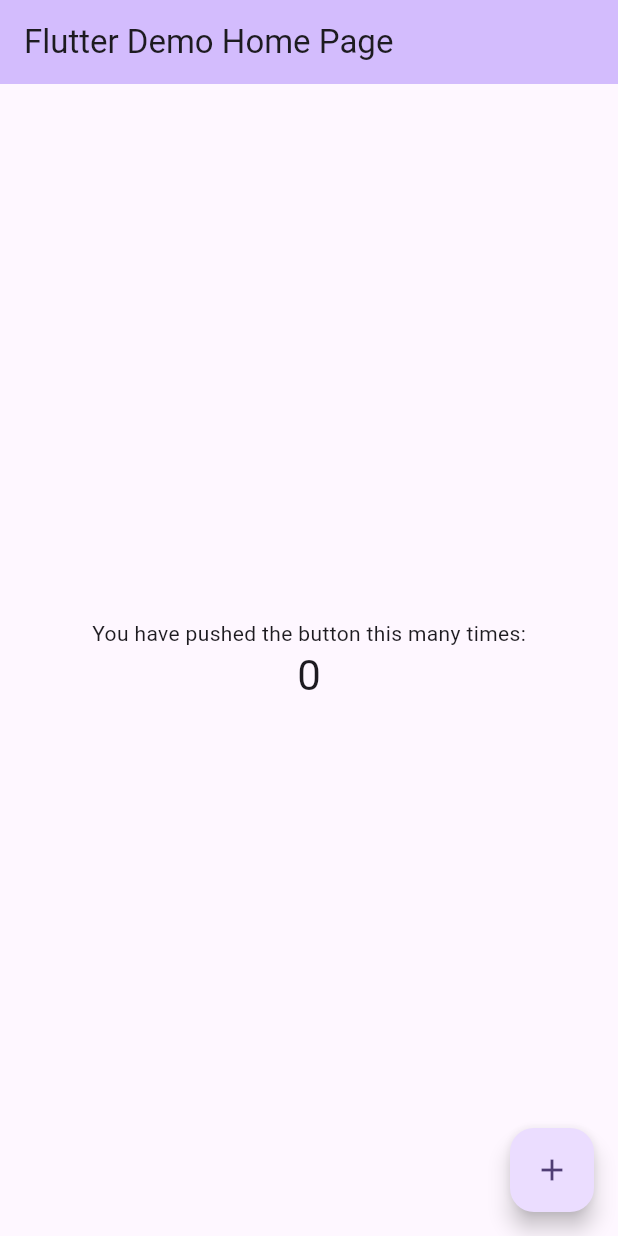
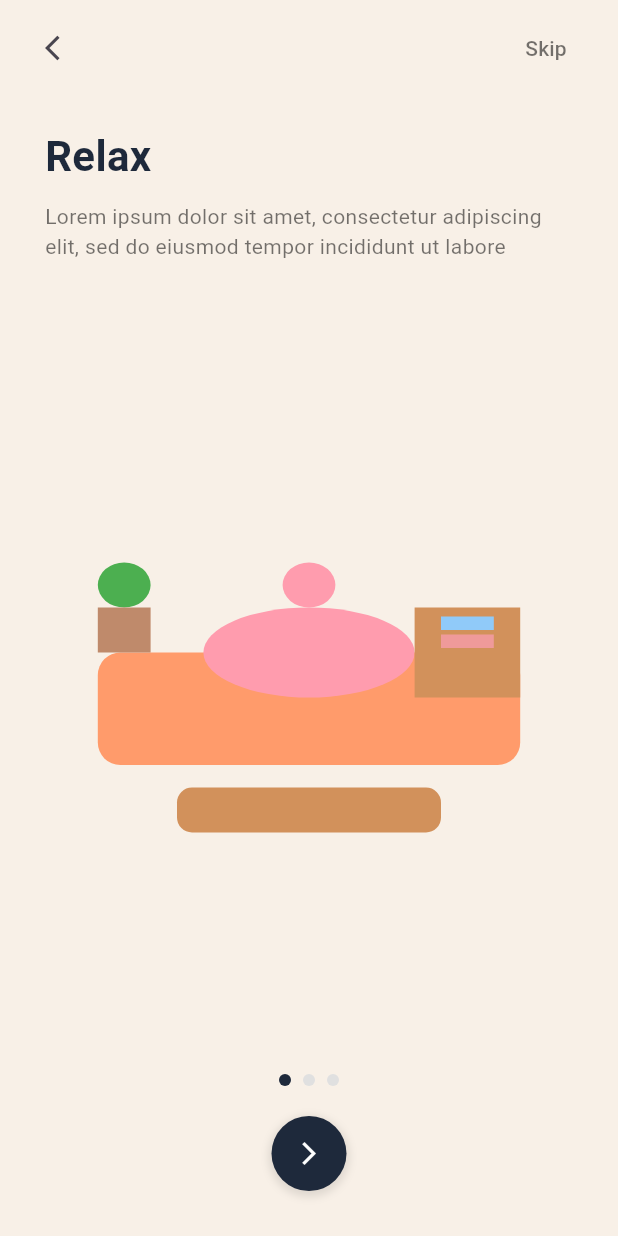
Before and after one commit to GodEyeTee/Majot, a Flutter app: the screen it shows after launch, on a phone screen of 412 x 824 dp. Run offline on Flutter 3.47's test engine with Material 3 defaults, Android fonts, the phone set to English and light mode, and no system bars.

Commit message:
main test update

```diff
--- a/src/lib/main.dart
+++ b/src/lib/main.dart
@@ -1,122 +1,242 @@
 import 'package:flutter/material.dart';
 
-void main() {
-  runApp(const MyApp());
+class RelaxPage extends StatefulWidget {
+  const RelaxPage({Key? key}) : super(key: key);
+
+  @override
+  State<RelaxPage> createState() => _RelaxPageState();
 }
 
-class MyApp extends StatelessWidget {
-  const MyApp({super.key});
+class _RelaxPageState extends State<RelaxPage> {
+  final int _totalPages = 3;
+  int _currentPage = 0;
 
-  // This widget is the root of your application.
   @override
   Widget build(BuildContext context) {
-    return MaterialApp(
-      title: 'Flutter Demo',
-      theme: ThemeData(
-        // This is the theme of your application.
-        //
-        // TRY THIS: Try running your application with "flutter run". You'll see
-        // the application has a purple toolbar. Then, without quitting the app,
-        // try changing the seedColor in the colorScheme below to Colors.green
-        // and then invoke "hot reload" (save your changes or press the "hot
-        // reload" button in a Flutter-supported IDE, or press "r" if you used
-        // the command line to start the app).
-        //
-        // Notice that the counter didn't reset back to zero; the application
-        // state is not lost during the reload. To reset the state, use hot
-        // restart instead.
-        //
-        // This works for code too, not just values: Most code changes can be
-        // tested with just a hot reload.
-        colorScheme: ColorScheme.fromSeed(seedColor: Colors.deepPurple),
+    return Scaffold(
+      backgroundColor: const Color(0xFFF8F0E7), // Cream background color
+      body: SafeArea(
+        child: Column(
+          children: [
+            // Back and Skip buttons
+            Padding(
+              padding:
+                  const EdgeInsets.symmetric(horizontal: 16.0, vertical: 8.0),
+              child: Row(
+                mainAxisAlignment: MainAxisAlignment.spaceBetween,
+                children: [
+                  IconButton(
+                    icon: const Icon(Icons.arrow_back_ios, size: 20),
+                    onPressed: () {
+                      // Handle back button press
+                      Navigator.of(context).pop();
+                    },
+                  ),
+                  TextButton(
+                    onPressed: () {
+                      // Handle skip button press
+                    },
+                    child: const Text(
+                      'Skip',
+                      style: TextStyle(
+                        color: Colors.black54,
+                        fontWeight: FontWeight.w500,
+                      ),
+                    ),
+                  ),
+                ],
+              ),
+            ),
+
+            // Main content
+            Expanded(
+              child: Padding(
+                padding: const EdgeInsets.symmetric(horizontal: 30.0),
+                child: Column(
+                  children: [
+                    const SizedBox(height: 20),
+                    // Title
+                    const Align(
+                      alignment: Alignment.centerLeft,
+                      child: Text(
+                        'Relax',
+                        style: TextStyle(
+                          fontSize: 28,
+                          fontWeight: FontWeight.bold,
+                          color: Color(0xFF1E293B),
+                        ),
+                      ),
+                    ),
+                    const SizedBox(height: 10),
+                    // Lorem ipsum text
+                    const Align(
+                      alignment: Alignment.centerLeft,
+                      child: Text(
+                        'Lorem ipsum dolor sit amet, consectetur adipiscing elit, sed do eiusmod tempor incididunt ut labore',
+                        style: TextStyle(
+                          fontSize: 14,
+                          color: Colors.black54,
+                        ),
+                      ),
+                    ),
+                    const SizedBox(height: 40),
+
+                    // Main illustration
+                    Expanded(
+                      child: Center(
+                        child: RelaxIllustration(),
+                      ),
+                    ),
+
+                    // Page indicator dots
+                    Row(
+                      mainAxisAlignment: MainAxisAlignment.center,
+                      children: List.generate(
+                        _totalPages,
+                        (index) => Container(
+                          margin: const EdgeInsets.symmetric(horizontal: 4),
+                          width: 8,
+                          height: 8,
+                          decoration: BoxDecoration(
+                            shape: BoxShape.circle,
+                            color: _currentPage == index
+                                ? const Color(0xFF1E293B)
+                                : Colors.grey.shade300,
+                          ),
+                        ),
+                      ),
+                    ),
+
+                    const SizedBox(height: 20),
+
+                    // Next button
+                    Container(
+                      margin: const EdgeInsets.only(bottom: 30),
+                      width: 50,
+                      height: 50,
+                      decoration: BoxDecoration(
+                        shape: BoxShape.circle,
+                        color: const Color(0xFF1E293B),
+                        boxShadow: [
+                          BoxShadow(
+                            color: Colors.black.withOpacity(0.1),
+                            spreadRadius: 2,
+                            blurRadius: 4,
+                            offset: const Offset(0, 2),
+                          ),
+                        ],
+                      ),
+                      child: IconButton(
+                        icon: const Icon(
+                          Icons.arrow_forward_ios,
+                          color: Colors.white,
+                          size: 18,
+                        ),
+                        onPressed: () {
+                          setState(() {
+                            _currentPage = (_currentPage + 1) % _totalPages;
+                          });
+                        },
+                      ),
+                    ),
+                  ],
+                ),
+              ),
+            ),
+          ],
+        ),
       ),
-      home: const MyHomePage(title: 'Flutter Demo Home Page'),
     );
   }
 }
 
-class MyHomePage extends StatefulWidget {
-  const MyHomePage({super.key, required this.title});
-
-  // This widget is the home page of your application. It is stateful, meaning
-  // that it has a State object (defined below) that contains fields that affect
-  // how it looks.
-
-  // This class is the configuration for the state. It holds the values (in this
-  // case the title) provided by the parent (in this case the App widget) and
-  // used by the build method of the State. Fields in a Widget subclass are
-  // always marked "final".
-
-  final String title;
-
+// Custom widget for the relaxation illustration
+class RelaxIllustration extends StatelessWidget {
   @override
-  State<MyHomePage> createState() => _MyHomePageState();
+  Widget build(BuildContext context) {
+    return CustomPaint(
+      size: Size(MediaQuery.of(context).size.width, 300),
+      painter: RelaxScenePainter(),
+    );
+  }
 }
 
-class _MyHomePageState extends State<MyHomePage> {
-  int _counter = 0;
+// Custom painter to draw the relaxation scene
+class RelaxScenePainter extends CustomPainter {
+  @override
+  void paint(Canvas canvas, Size size) {
+    final Paint paint = Paint();
 
-  void _incrementCounter() {
-    setState(() {
-      // This call to setState tells the Flutter framework that something has
-      // changed in this State, which causes it to rerun the build method below
-      // so that the display can reflect the updated values. If we changed
-      // _counter without calling setState(), then the build method would not be
-      // called again, and so nothing would appear to happen.
-      _counter++;
-    });
+    // Draw sofa/couch (main area)
+    paint.color = const Color(0xFFFF9B6B); // Orange couch color
+    final RRect couch = RRect.fromRectAndRadius(
+      Rect.fromLTWH(size.width * 0.1, size.height * 0.4, size.width * 0.8,
+          size.height * 0.25),
+      const Radius.circular(15),
+    );
+    canvas.drawRRect(couch, paint);
+
+    // Draw coffee table
+    paint.color = const Color(0xFFD2915B); // Wooden table color
+    final RRect table = RRect.fromRectAndRadius(
+      Rect.fromLTWH(size.width * 0.25, size.height * 0.7, size.width * 0.5,
+          size.height * 0.1),
+      const Radius.circular(10),
+    );
+    canvas.drawRRect(table, paint);
+
+    // Draw person
+    paint.color = const Color(0xFFFF9CAE); // Skin tone
+    final Rect personBody = Rect.fromLTWH(size.width * 0.3, size.height * 0.3,
+        size.width * 0.4, size.height * 0.2);
+    canvas.drawOval(personBody, paint);
+
+    // Draw head
+    final Rect head = Rect.fromLTWH(size.width * 0.45, size.height * 0.2,
+        size.width * 0.1, size.height * 0.1);
+    canvas.drawOval(head, paint);
+
+    // Draw plant
+    paint.color = const Color(0xFF4CAF50); // Green
+    final Rect plantTop = Rect.fromLTWH(size.width * 0.1, size.height * 0.2,
+        size.width * 0.1, size.height * 0.1);
+    canvas.drawOval(plantTop, paint);
+
+    // Draw plant pot
+    paint.color = const Color(0xFFBF8A6B); // Pot color
+    final Rect plantPot = Rect.fromLTWH(size.width * 0.1, size.height * 0.3,
+        size.width * 0.1, size.height * 0.1);
+    canvas.drawRect(plantPot, paint);
+
+    // Draw side table
+    paint.color = const Color(0xFFD2915B); // Wooden table color
+    final Rect sideTable = Rect.fromLTWH(size.width * 0.7, size.height * 0.3,
+        size.width * 0.2, size.height * 0.2);
+    canvas.drawRect(sideTable, paint);
+
+    // Draw book/objects on side table
+    paint.color = Colors.blue.shade200;
+    canvas.drawRect(
+        Rect.fromLTWH(size.width * 0.75, size.height * 0.32, size.width * 0.1,
+            size.height * 0.03),
+        paint);
+    paint.color = Colors.red.shade200;
+    canvas.drawRect(
+        Rect.fromLTWH(size.width * 0.75, size.height * 0.36, size.width * 0.1,
+            size.height * 0.03),
+        paint);
   }
 
   @override
-  Widget build(BuildContext context) {
-    // This method is rerun every time setState is called, for instance as done
-    // by the _incrementCounter method above.
-    //
-    // The Flutter framework has been optimized to make rerunning build methods
-    // fast, so that you can just rebuild anything that needs updating rather
-    // than having to individually change instances of widgets.
-    return Scaffold(
-      appBar: AppBar(
-        // TRY THIS: Try changing the color here to a specific color (to
-        // Colors.amber, perhaps?) and trigger a hot reload to see the AppBar
-        // change color while the other colors stay the same.
-        backgroundColor: Theme.of(context).colorScheme.inversePrimary,
-        // Here we take the value from the MyHomePage object that was created by
-        // the App.build method, and use it to set our appbar title.
-        title: Text(widget.title),
-      ),
-      body: Center(
-        // Center is a layout widget. It takes a single child and positions it
-        // in the middle of the parent.
-        child: Column(
-          // Column is also a layout widget. It takes a list of children and
-          // arranges them vertically. By default, it sizes itself to fit its
-          // children horizontally, and tries to be as tall as its parent.
-          //
-          // Column has various properties to control how it sizes itself and
-          // how it positions its children. Here we use mainAxisAlignment to
-          // center the children vertically; the main axis here is the vertical
-          // axis because Columns are vertical (the cross axis would be
-          // horizontal).
-          //
-          // TRY THIS: Invoke "debug painting" (choose the "Toggle Debug Paint"
-          // action in the IDE, or press "p" in the console), to see the
-          // wireframe for each widget.
-          mainAxisAlignment: MainAxisAlignment.center,
-          children: <Widget>[
-            const Text('You have pushed the button this many times:'),
-            Text(
-              '$_counter',
-              style: Theme.of(context).textTheme.headlineMedium,
-            ),
-          ],
-        ),
-      ),
-      floatingActionButton: FloatingActionButton(
-        onPressed: _incrementCounter,
-        tooltip: 'Increment',
-        child: const Icon(Icons.add),
-      ), // This trailing comma makes auto-formatting nicer for build methods.
-    );
+  bool shouldRepaint(covariant CustomPainter oldDelegate) {
+    return false;
   }
 }
+
+// Usage example
+void main() {
+  runApp(MaterialApp(
+    debugShowCheckedModeBanner: false,
+    home: RelaxPage(),
+  ));
+}
```
Also changed, not shown: 6 other files.
